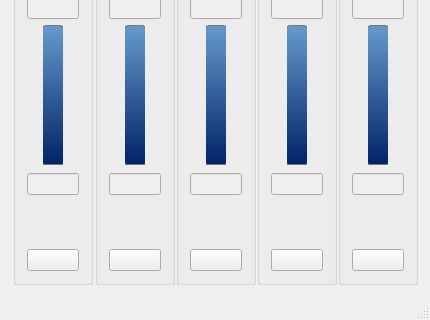
Qt form gui_mainwindow.ui (Shub77/phoebetria-code) before a commit; both pictures show x 0 to 430 and y 190 to 510 of the 430 by 510 pixel window.
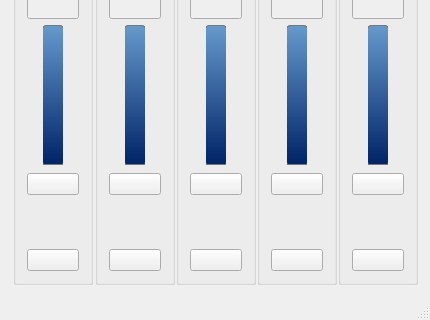
The same form after that commit. Icons and pictures are not drawn.

Patch:
```diff
--- a/gui_mainwindow.ui
+++ b/gui_mainwindow.ui
@@ -717,39 +717,14 @@
           </spacer>
          </item>
          <item>
-          <layout class="QHBoxLayout" name="horizontalLayout_22">
-           <item>
-            <widget class="QLineEdit" name="ctrl_channel1speed">
-             <property name="enabled">
-              <bool>false</bool>
-             </property>
-             <property name="sizePolicy">
-              <sizepolicy hsizetype="Minimum" vsizetype="Fixed">
-               <horstretch>0</horstretch>
-               <verstretch>0</verstretch>
-              </sizepolicy>
-             </property>
-             <property name="minimumSize">
-              <size>
-               <width>0</width>
-               <height>0</height>
-              </size>
-             </property>
-             <property name="toolTip">
-              <string>Current RPM</string>
-             </property>
+          <widget class="QPushButton" name="ctrl_channel1speed">
              <property name="text">
               <string/>
              </property>
-             <property name="alignment">
-              <set>Qt::AlignCenter</set>
-             </property>
-             <property name="readOnly">
-              <bool>true</bool>
-             </property>
-            </widget>
-           </item>
-          </layout>
+          </widget>
+         </item>
+         <item>
+          <layout class="QHBoxLayout" name="horizontalLayout_22"/>
          </item>
          <item>
           <layout class="QHBoxLayout" name="horizontalLayout_9">
@@ -1023,24 +998,14 @@
           </spacer>
          </item>
          <item>
-          <layout class="QHBoxLayout" name="horizontalLayout_24">
-           <item>
-            <widget class="QLineEdit" name="ctrl_channel2speed">
-             <property name="enabled">
-              <bool>false</bool>
-             </property>
-             <property name="toolTip">
-              <string>Current RPM</string>
-             </property>
-             <property name="alignment">
-              <set>Qt::AlignCenter</set>
-             </property>
-             <property name="readOnly">
-              <bool>true</bool>
+          <widget class="QPushButton" name="ctrl_channel2speed">
+           <property name="text">
+            <string/>
              </property>
             </widget>
            </item>
-          </layout>
+         <item>
+          <layout class="QHBoxLayout" name="horizontalLayout_24"/>
          </item>
          <item>
           <layout class="QHBoxLayout" name="horizontalLayout_10">
@@ -1317,24 +1282,14 @@
           </spacer>
          </item>
          <item>
-          <layout class="QHBoxLayout" name="horizontalLayout_7">
-           <item>
-            <widget class="QLineEdit" name="ctrl_channel3speed">
-             <property name="enabled">
-              <bool>false</bool>
-             </property>
-             <property name="toolTip">
-              <string>Current RPM</string>
-             </property>
-             <property name="alignment">
-              <set>Qt::AlignCenter</set>
-             </property>
-             <property name="readOnly">
-              <bool>true</bool>
+          <widget class="QPushButton" name="ctrl_channel3speed">
+           <property name="text">
+            <string/>
              </property>
             </widget>
            </item>
-          </layout>
+         <item>
+          <layout class="QHBoxLayout" name="horizontalLayout_7"/>
          </item>
          <item>
           <layout class="QHBoxLayout" name="horizontalLayout_35">
@@ -1611,24 +1566,14 @@
           </spacer>
          </item>
          <item>
-          <layout class="QHBoxLayout" name="horizontalLayout_16">
-           <item>
-            <widget class="QLineEdit" name="ctrl_channel4speed">
-             <property name="enabled">
-              <bool>false</bool>
-             </property>
-             <property name="toolTip">
-              <string>Current RPM</string>
-             </property>
-             <property name="alignment">
-              <set>Qt::AlignCenter</set>
-             </property>
-             <property name="readOnly">
-              <bool>true</bool>
+          <widget class="QPushButton" name="ctrl_channel4speed">
+           <property name="text">
+            <string/>
              </property>
             </widget>
            </item>
-          </layout>
+         <item>
+          <layout class="QHBoxLayout" name="horizontalLayout_16"/>
          </item>
          <item>
           <layout class="QHBoxLayout" name="horizontalLayout_37">
@@ -1905,24 +1850,14 @@
           </spacer>
          </item>
          <item>
-          <layout class="QHBoxLayout" name="horizontalLayout_32">
-           <item>
-            <widget class="QLineEdit" name="ctrl_channel5speed">
-             <property name="enabled">
-              <bool>false</bool>
-             </property>
-             <property name="toolTip">
-              <string>Current RPM</string>
-             </property>
-             <property name="alignment">
-              <set>Qt::AlignCenter</set>
-             </property>
-             <property name="readOnly">
-              <bool>true</bool>
+          <widget class="QPushButton" name="ctrl_channel5speed">
+           <property name="text">
+            <string/>
              </property>
             </widget>
            </item>
-          </layout>
+         <item>
+          <layout class="QHBoxLayout" name="horizontalLayout_32"/>
          </item>
          <item>
           <layout class="QHBoxLayout" name="horizontalLayout_38">
@@ -2082,7 +2017,7 @@
      <x>0</x>
      <y>0</y>
      <width>430</width>
-     <height>22</height>
+     <height>21</height>
     </rect>
    </property>
    <widget class="QMenu" name="menuHelp">
```
Lines whose indentation alone changed are shown as unchanged.
